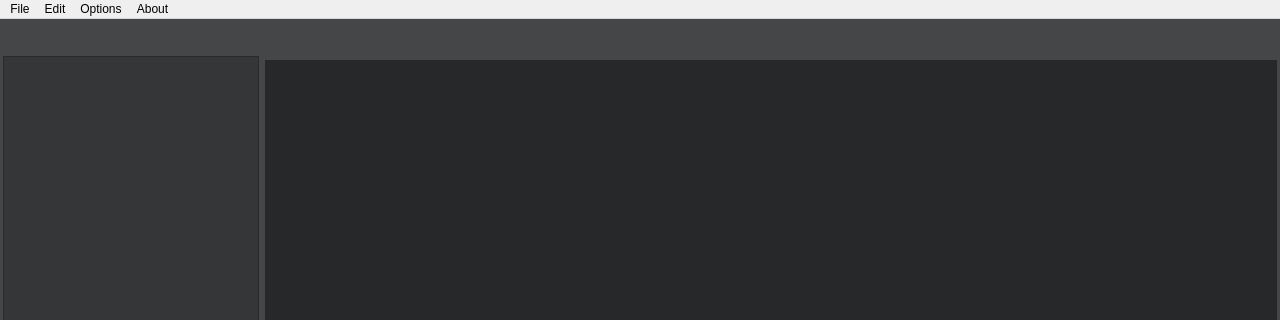
Old version of the form codeeditor.ui in the repository EmreArapcicUevak/CodeLab-Notes; both pictures show x 0 to 1280 and y 0 to 320 of the 1280 by 720 pixel window.
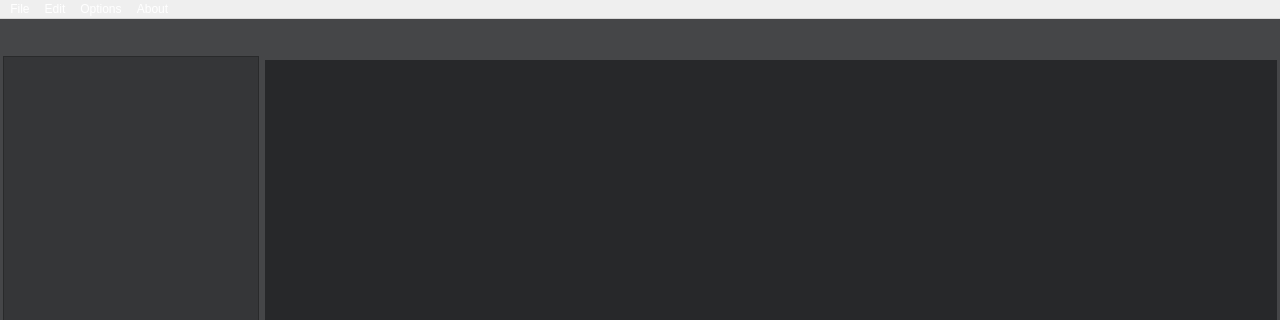
New version of the form. Icons and pictures are not drawn. Custom widgets are drawn as their Qt base class.

The edit to the form file:
```diff
--- a/codeeditor.ui
+++ b/codeeditor.ui
@@ -573,7 +573,7 @@
    </property>
    <property name="styleSheet">
     <string notr="true">background-color : &quot;#27282a&quot;;
-color: &quot;#c5c5c5&quot;;</string>
+color: white;</string>
    </property>
    <widget class="QMenu" name="menuFile">
     <property name="title">
```
Left out of the diff: 62 changed lines with no effect on the pictures.
